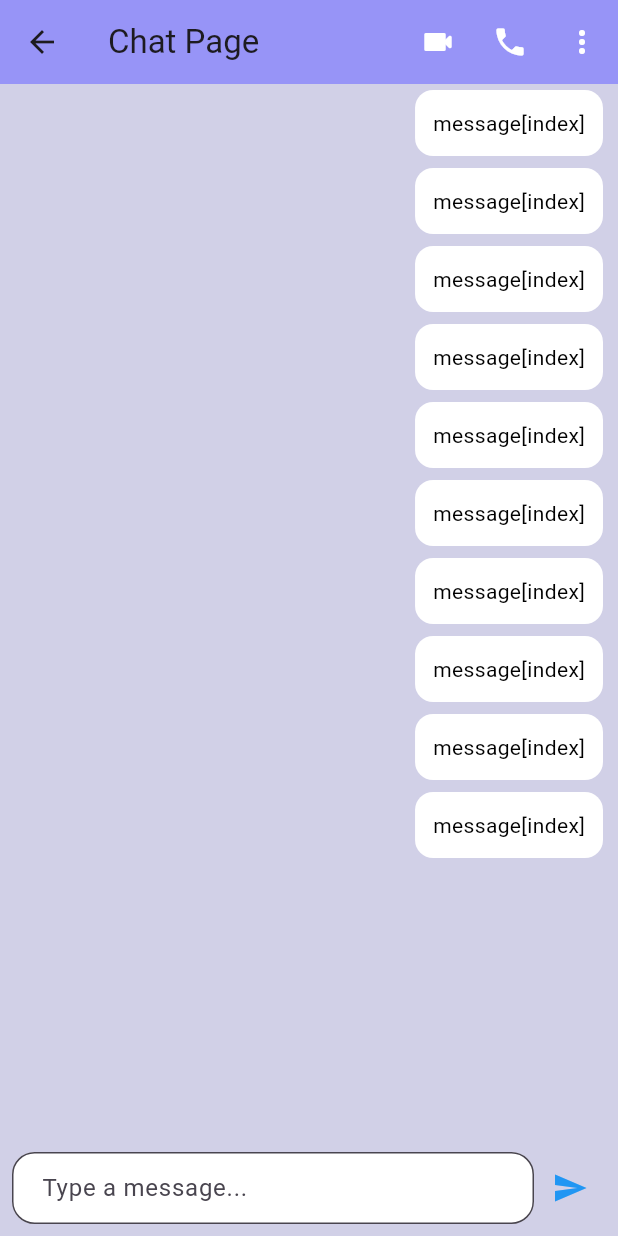
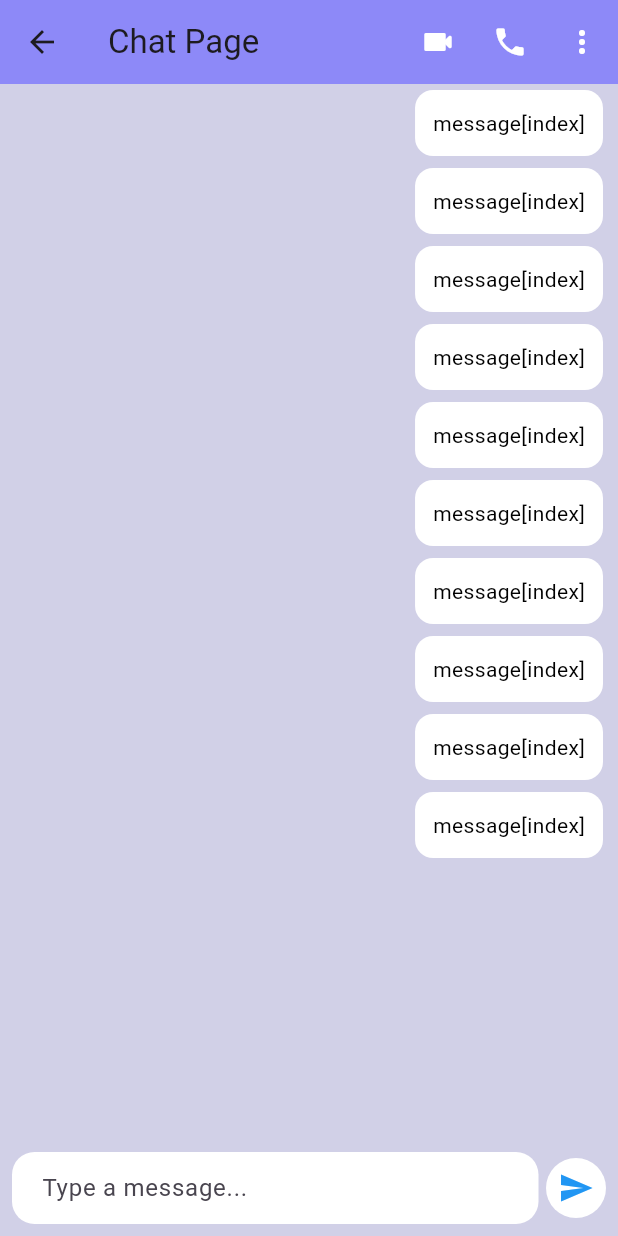
Before and after one commit to sohasara/Chatting-App, a Flutter app: the screen it shows after launch, after a tap on "John Doe", on a phone screen of 412 x 824 dp. Run offline on Flutter 3.47's test engine with Material 3 defaults, Android fonts, the phone set to English and light mode, and no system bars; our stand-ins replace flutter_riverpod.

Commit message:
Update Chatpage UI: Adjust AppBar background color and replace send button with CircleAvatar

```diff
--- a/lib/features/chat/presentation/chat_page/chatpage.dart
+++ b/lib/features/chat/presentation/chat_page/chatpage.dart
@@ -9,7 +9,7 @@ class Chatpage extends StatelessWidget {
       backgroundColor: const Color.fromARGB(255, 209, 208, 231),
       appBar: AppBar(
         title: Text("Chat Page"),
-        backgroundColor: const Color.fromARGB(255, 151, 148, 247),
+        backgroundColor: const Color.fromARGB(255, 141, 137, 248),
         actions: [
           IconButton(
             icon: Icon(Icons.videocam_rounded, color: Colors.white),
@@ -82,14 +82,19 @@ class Chatpage extends StatelessWidget {
                       filled: true,
                       fillColor: Colors.white,
                       border: OutlineInputBorder(
+                        borderSide: BorderSide.none,
                         borderRadius: BorderRadius.circular(15),
                       ),
                     ),
                   ),
                 ),
-                IconButton(
-                  icon: const Icon(Icons.send, color: Colors.blue),
-                  onPressed: () {},
+                const SizedBox(width: 5),
+                CircleAvatar(
+                  backgroundColor: Colors.white,
+                  child: IconButton(
+                    icon: const Icon(Icons.send, color: Colors.blue),
+                    onPressed: () {},
+                  ),
                 ),
               ],
             ),
--- a/lib/features/chat/presentation/home/homePage.dart
+++ b/lib/features/chat/presentation/home/homePage.dart
@@ -39,7 +39,8 @@ class HomePage extends StatelessWidget {
                 child: TabBar(
                   dividerColor: Colors.transparent,
                   indicator: BoxDecoration(
-                    color: const Color.fromARGB(255, 75, 71, 153),
+                    // color: const Color.fromARGB(255, 75, 71, 153),
+                    color: const Color.fromARGB(255, 141, 137, 248),
                     borderRadius: BorderRadius.circular(25),
                   ),
 
```
